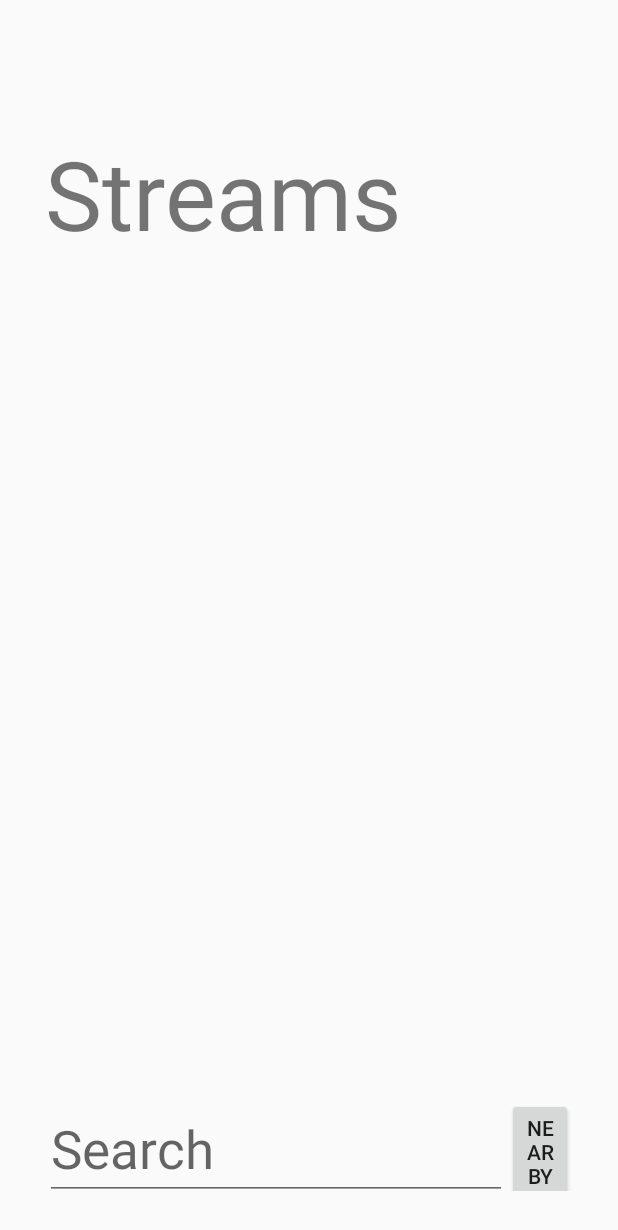
After one commit to abruck1/APT2017-pink, an Android app: the layout recycler_layout.xml on its own in the app's theme, with its tools: preview values and no code run, on a phone screen of 412 x 824 dp. The commit adds this screen. Shown: the top 1230 px of the screen. Run offline under Robolectric (Android 15) with nearby library versions, the phone set to English and light mode, and no system bars; network calls fail.

Commit message:
view all streams loading properly but does not load images live from website

```diff
--- a/Connexus-Pink-Android/app/src/main/res/layout/activity_view_all_streams.xml
+++ b/Connexus-Pink-Android/app/src/main/res/layout/activity_view_all_streams.xml
@@ -1,28 +1,124 @@
 <?xml version="1.0" encoding="utf-8"?>
-<RelativeLayout xmlns:android="http://schemas.android.com/apk/res/android"
+<!--<RelativeLayout xmlns:android="http://schemas.android.com/apk/res/android"-->
+    <!--xmlns:app="http://schemas.android.com/apk/res-auto"-->
+    <!--android:layout_width="match_parent"-->
+    <!--android:layout_height="match_parent"-->
+    <!--app:layout_behavior="@string/appbar_scrolling_view_behavior">-->
+
+    <!--<LinearLayout-->
+        <!--android:layout_width="match_parent"-->
+        <!--android:layout_height="match_parent"-->
+        <!--android:orientation="vertical"-->
+        <!--android:id="@+id/recycler_parent">-->
+
+        <!--<TextView-->
+            <!--android:layout_width="wrap_content"-->
+            <!--android:layout_height="wrap_content"-->
+            <!--android:id="@+id/view_all_title"-->
+            <!--android:text="@string/view_all_title_text"-->
+            <!--android:textSize="@dimen/h1_text"/>-->
+
+        <!--<TextView-->
+            <!--android:layout_width="wrap_content"-->
+            <!--android:layout_height="wrap_content"-->
+            <!--android:id="@+id/view_all_streams"-->
+            <!--android:text="@string/view_all_streams_text"-->
+            <!--android:textSize="@dimen/h1_text"/>-->
+
+        <!--<android.support.v7.widget.RecyclerView-->
+            <!--android:id="@+id/imagegallery"-->
+            <!--android:layout_width="match_parent"-->
+            <!--android:layout_height="match_parent" />-->
+
+    <!--</LinearLayout>-->
+
+    <!--<TextView-->
+        <!--android:layout_width="match_parent"-->
+        <!--android:layout_height="wrap_content"-->
+        <!--android:layout_gravity="bottom"-->
+        <!--android:textSize="@dimen/h1_text"-->
+        <!--android:layout_below="@id/recycler_parent"-->
+        <!--android:text="test"/>-->
+
+<!--</RelativeLayout>-->
+
+<android.support.v4.widget.NestedScrollView
+    xmlns:android="http://schemas.android.com/apk/res/android"
+    xmlns:tools="http://schemas.android.com/tools"
     xmlns:app="http://schemas.android.com/apk/res-auto"
-    xmlns:tools="http://schemas.android.com/tools"
     android:layout_width="match_parent"
     android:layout_height="match_parent"
     android:orientation="vertical"
-    tools:context="com.pink.apt.connexus_pink_android.ViewAllStreams">
+    android:padding="@dimen/edge_padding"
+    app:layout_behavior="@string/appbar_scrolling_view_behavior"
+    tools:context="com.pink.apt.connexus_pink_android.ViewAllStreams"
+    tools:showIn="@layout/recycler_layout">
 
-    <TextView
-        android:layout_width="wrap_content"
-        android:layout_height="wrap_content"
-        android:id="@+id/view_all_title"
-        android:text="@string/view_all_title_text" />
+    <RelativeLayout
+        android:layout_width="match_parent"
+        android:layout_height="wrap_content">
 
         <TextView
             android:layout_width="wrap_content"
             android:layout_height="wrap_content"
             android:id="@+id/view_all_streams"
-        android:text="@string/view_all_streams_text" />
+            android:paddingBottom="@dimen/edge_padding"
+            android:text="@string/view_all_streams_text"
+            android:textSize="@dimen/h1_text"/>
+
+        <android.support.v4.widget.NestedScrollView
+            android:layout_width="match_parent"
+            android:layout_height="500dp"
+            android:fillViewport="true"
+            android:layout_below="@id/view_all_streams"
+            app:layout_behavior="@string/appbar_scrolling_view_behavior"
+            android:id="@+id/nested_scroll_view_all_streams">
+
 
             <android.support.v7.widget.RecyclerView
                 android:id="@+id/imagegallery"
                 android:layout_width="match_parent"
+                android:layout_below="@id/view_all_streams"
                 android:layout_height="match_parent" />
 
+        </android.support.v4.widget.NestedScrollView>
+
+        <LinearLayout
+            android:layout_width="match_parent"
+            android:layout_height="wrap_content"
+            android:orientation="horizontal"
+            android:id="@+id/search_nearby_ll"
+            android:paddingTop="@dimen/edge_padding"
+            android:paddingBottom="@dimen/edge_padding"
+            android:layout_below="@id/nested_scroll_view_all_streams">
+
+            <EditText
+                android:layout_width="match_parent"
+                android:layout_weight="1"
+                android:layout_height="wrap_content"
+                android:layout_gravity="start"
+                android:hint="@string/view_all_search_text_hint"
+                android:id="@+id/view_all_search_text_field"
+                android:textSize="@dimen/h2_text"/>
+
+            <Button
+                android:layout_width="wrap_content"
+                android:layout_height="wrap_content"
+                android:id="@+id/nearby_button"
+                android:layout_weight="1"
+                android:layout_gravity="end"
+                android:text="@string/view_all_nearby_button_text"/>
+
+        </LinearLayout>
+
+        <Button
+            android:layout_width="wrap_content"
+            android:layout_height="wrap_content"
+            android:text="@string/view_subscribed_stream_text"
+            android:layout_below="@id/search_nearby_ll"
+            android:textSize="@dimen/h3_text"/>
 
     </RelativeLayout>
+
+
+</android.support.v4.widget.NestedScrollView>
--- /dev/null
+++ b/Connexus-Pink-Android/app/src/main/res/layout/recycler_layout.xml
@@ -0,0 +1,11 @@
+<?xml version="1.0" encoding="utf-8"?>
+<android.support.design.widget.CoordinatorLayout
+    xmlns:android="http://schemas.android.com/apk/res/android"
+    xmlns:app="http://schemas.android.com/apk/res-auto"
+    xmlns:tools="http://schemas.android.com/tools" android:layout_width="match_parent"
+    android:layout_height="match_parent" android:fitsSystemWindows="true"
+    tools:context=".MainActivity">
+
+    <include layout="@layout/activity_view_all_streams" />
+
+</android.support.design.widget.CoordinatorLayout>
--- a/Connexus-Pink-Android/app/src/main/res/values/dimens.xml
+++ b/Connexus-Pink-Android/app/src/main/res/values/dimens.xml
@@ -1,8 +1,13 @@
 <?xml version="1.0" encoding="utf-8"?>
 <resources>
-    <dimen name="H1_text">64dp</dimen>
+    <dimen name="edge_padding">30dp</dimen>
+    <dimen name="h1_text">64sp</dimen>
     <dimen name="activity_horizontal_margin">16dp</dimen>
     <dimen name="activity_vertical_margin">16dp</dimen>
 
     <dimen name="g_top_margin">100dp</dimen>
+    <dimen name="h2_text">35sp</dimen>
+    <dimen name="h3_text">20sp</dimen>
+
+
 </resources>
--- a/Connexus-Pink-Android/app/src/main/res/values/strings.xml
+++ b/Connexus-Pink-Android/app/src/main/res/values/strings.xml
@@ -57,5 +57,8 @@
     <string name="sign_in_extra_text">The World\'s Greatest\nPhoto Sharing App (TM).\nBy APT Pink Team</string>
     <string name="view_all_title_text">Connexus</string>
     <string name="view_all_streams_text">Streams</string>
+    <string name="view_all_search_text_hint">Search</string>
+    <string name="view_all_nearby_button_text">Nearby</string>
+    <string name="view_subscribed_stream_text">View Subscribed Streams</string>
 
 </resources>
```
Also changed, not shown: Connexus-Pink-Android/app/src/main/AndroidManifest.xml (+6 -3 lines), Connexus-Pink-Android/app/src/main/java/com/pink/apt/connexus_pink_android/ViewAllStreams.java (+33 -2 lines). Lines whose indentation alone changed are shown as unchanged.
